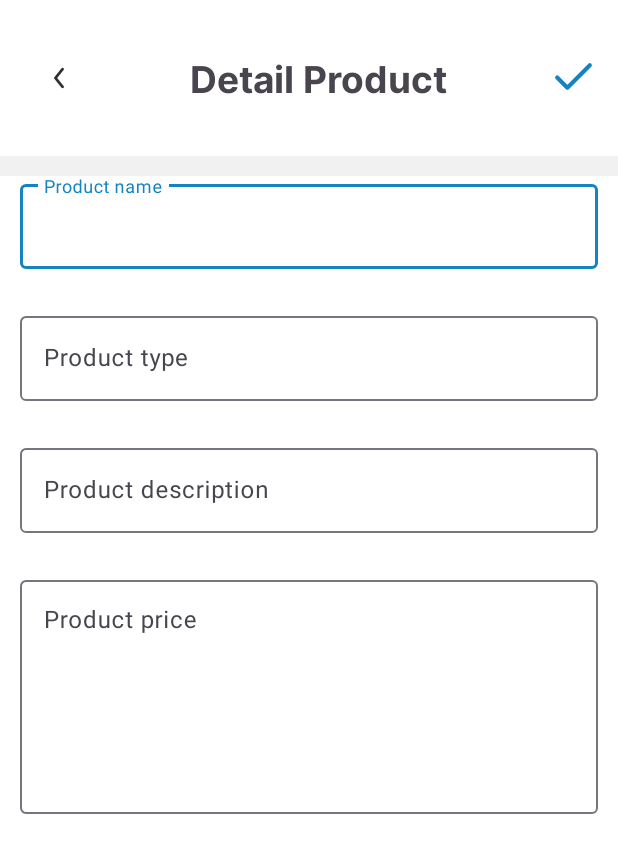
After one commit to truonglam5555/ShoesShop, an Android app: the DetailProductManagerActivity screen opened directly, with no data from a screen before it, on a phone screen of 412 x 824 dp. The commit adds this screen. Shown: the top 853 px of the screen. Run offline under Robolectric (Android 15) with nearby library versions, the phone set to English and light mode, and no system bars; our stand-ins replace CircleImageView, sdp/ssp sizes.

Commit message:
update ui

```diff
--- a/app/src/main/AndroidManifest.xml
+++ b/app/src/main/AndroidManifest.xml
@@ -13,6 +13,9 @@
         android:supportsRtl="true"
         android:theme="@style/Theme.ShoesShop"
         tools:targetApi="31">
+        <activity
+            android:name=".features.admin.product.DetailProductManagerActivity"
+            android:exported="false" />
         <activity
             android:name=".features.admin.orders.DetailBillodersActivity"
             android:exported="false" />
--- /dev/null
+++ b/app/src/main/java/com/example/shoesshop/features/admin/product/DetailProductManagerActivity.kt
@@ -0,0 +1,11 @@
+package com.example.shoesshop.features.admin.product
+
+import com.example.shoesshop.base.BaseActivity
+import com.example.shoesshop.databinding.ActivityDetailProductManagerBinding
+
+class DetailProductManagerActivity :
+    BaseActivity<ActivityDetailProductManagerBinding>(ActivityDetailProductManagerBinding::inflate) {
+    override fun onCreateView() {
+        super.onCreateView()
+    }
+}
--- a/app/src/main/java/com/example/shoesshop/features/main/activity/HomeActivity.kt
+++ b/app/src/main/java/com/example/shoesshop/features/main/activity/HomeActivity.kt
@@ -3,6 +3,7 @@ package com.example.shoesshop.features.main.activity
 import android.annotation.SuppressLint
 import android.content.Intent
 import android.view.MenuItem
+import android.view.View
 import androidx.core.view.GravityCompat
 import androidx.lifecycle.lifecycleScope
 import androidx.viewpager.widget.ViewPager
@@ -60,11 +61,13 @@ class HomeActivity : BaseActivity<ActivityMainBinding>(ActivityMainBinding::infl
                 if (viewPager.currentItem != 1) viewPager.setCurrentItem(1, true)
                 frmFav.refreshAdepter()
                 tvTab.text = getString(R.string.tv_favorite)
+                icIsNoti.visibility = View.GONE
                 tvTabFav.text = getString(R.string.tv_favorite)
                 icMessage.setImageResource(R.drawable.ic_fav_unchecked)
             }
             viewTabCart.clickWithAnimationDebounce {
                 if (viewPager.currentItem != 2) viewPager.setCurrentItem(2, true)
+                icIsNoti.visibility = View.GONE
                 frmCart.refreshCard()
                 tvTab.text = getString(R.string.tv_my_cart)
                 tvTabTabCart.text = getString(R.string.tv_my_cart)
@@ -73,6 +76,7 @@ class HomeActivity : BaseActivity<ActivityMainBinding>(ActivityMainBinding::infl
             }
             viewTabNotifi.clickWithAnimationDebounce {
                 if (viewPager.currentItem != 3) viewPager.setCurrentItem(3, true)
+                icIsNoti.visibility = View.GONE
                 tvTab.text = getString(R.string.tv_notification)
                 tvTabNotifi.text = getString(R.string.tv_notification)
                 icMessage.setImageResource(R.drawable.ic_notification_unchecked)
--- /dev/null
+++ b/app/src/main/res/drawable/check.xml
@@ -0,0 +1,13 @@
+<vector xmlns:android="http://schemas.android.com/apk/res/android"
+    android:width="20dp"
+    android:height="20dp"
+    android:viewportWidth="20"
+    android:viewportHeight="20">
+  <path
+      android:pathData="M16.667,5L7.5,14.167L3.333,10"
+      android:strokeLineJoin="round"
+      android:strokeWidth="1.66667"
+      android:fillColor="#00000000"
+      android:strokeColor="#1483C2"
+      android:strokeLineCap="round"/>
+</vector>
--- a/app/src/main/res/layout/activity_add_product.xml
+++ b/app/src/main/res/layout/activity_add_product.xml
@@ -46,13 +46,13 @@
 
         <ImageView
             android:id="@+id/ic_message"
-            android:layout_width="@dimen/_35sdp"
-            android:layout_height="@dimen/_35sdp"
+            android:layout_width="@dimen/_25sdp"
+            android:layout_height="@dimen/_25sdp"
             android:layout_gravity="end|center"
             android:layout_marginStart="@dimen/_5sdp"
             android:layout_marginEnd="@dimen/_10sdp"
             android:importantForAccessibility="no"
-            android:src="@drawable/ic_add" />
+            android:src="@drawable/check" />
     </LinearLayout>
 
     <LinearLayout
--- /dev/null
+++ b/app/src/main/res/layout/activity_detail_product_manager.xml
@@ -0,0 +1,132 @@
+<?xml version="1.0" encoding="utf-8"?>
+<LinearLayout xmlns:android="http://schemas.android.com/apk/res/android"
+    xmlns:app="http://schemas.android.com/apk/res-auto"
+    android:layout_width="match_parent"
+    android:layout_height="match_parent"
+    android:background="@color/gray"
+    android:orientation="vertical">
+
+    <LinearLayout
+        android:id="@+id/linearLayout2"
+        android:layout_width="match_parent"
+        android:layout_height="@dimen/_80sdp"
+        android:background="@color/white"
+        android:orientation="horizontal"
+        app:layout_constraintEnd_toEndOf="parent"
+        app:layout_constraintStart_toStartOf="parent"
+        app:layout_constraintTop_toTopOf="parent">
+
+        <LinearLayout
+            android:layout_width="wrap_content"
+            android:layout_height="wrap_content"
+            android:orientation="horizontal">
+
+
+        </LinearLayout>
+
+        <de.hdodenhof.circleimageview.CircleImageView
+            android:layout_width="@dimen/_40sdp"
+            android:layout_height="@dimen/_40sdp"
+            android:layout_gravity="center"
+            android:layout_marginStart="@dimen/_10sdp"
+            android:importantForAccessibility="no"
+            android:src="@drawable/ic_back" />
+
+        <TextView
+            android:id="@+id/tv_tab"
+            android:layout_width="0dp"
+            android:layout_height="match_parent"
+            android:layout_weight="1"
+            android:fontFamily="@font/inter_bold"
+            android:gravity="center"
+            android:text="Detail Product"
+            android:textSize="@dimen/_19sdp" />
+
+
+        <ImageView
+            android:id="@+id/ic_message"
+            android:layout_width="@dimen/_25sdp"
+            android:layout_height="@dimen/_25sdp"
+            android:layout_gravity="end|center"
+            android:layout_marginStart="@dimen/_5sdp"
+            android:layout_marginEnd="@dimen/_10sdp"
+            android:importantForAccessibility="no"
+            android:src="@drawable/check" />
+    </LinearLayout>
+
+    <LinearLayout
+        android:layout_width="match_parent"
+        android:layout_height="match_parent"
+        android:layout_marginTop="@dimen/_10sdp"
+        android:background="@color/white"
+        android:orientation="vertical">
+
+        <com.google.android.material.textfield.TextInputLayout
+            android:id="@+id/edt_product"
+            android:layout_width="match_parent"
+            android:layout_height="wrap_content"
+            android:layout_marginStart="@dimen/_10sdp"
+            android:layout_marginEnd="@dimen/_10sdp">
+
+            <com.google.android.material.textfield.TextInputEditText
+                android:layout_width="match_parent"
+                android:layout_height="wrap_content"
+                android:hint="Product name" />
+        </com.google.android.material.textfield.TextInputLayout>
+
+        <com.google.android.material.textfield.TextInputLayout
+            android:id="@+id/edt_product_type"
+            android:layout_marginTop="@dimen/_20sdp"
+            android:layout_width="match_parent"
+            android:layout_height="wrap_content"
+            android:layout_marginStart="@dimen/_10sdp"
+            android:layout_marginEnd="@dimen/_10sdp">
+
+            <com.google.android.material.textfield.TextInputEditText
+                android:layout_width="match_parent"
+                android:layout_height="wrap_content"
+                android:hint="Product type" />
+        </com.google.android.material.textfield.TextInputLayout>
+
+        <com.google.android.material.textfield.TextInputLayout
+            android:id="@+id/edt_size"
+            android:layout_width="match_parent"
+            android:layout_marginTop="@dimen/_20sdp"
+            android:layout_height="wrap_content"
+            android:layout_marginStart="@dimen/_10sdp"
+            android:layout_marginEnd="@dimen/_10sdp">
+
+            <com.google.android.material.textfield.TextInputEditText
+                android:layout_width="match_parent"
+                android:layout_height="wrap_content"
+                android:hint="Product description"
+                android:textColor="@color/gray"
+                android:textColorHint="@color/gray" />
+        </com.google.android.material.textfield.TextInputLayout>
+
+        <com.google.android.material.textfield.TextInputLayout
+            android:id="@+id/edt_price"
+            android:layout_width="match_parent"
+            android:layout_height="@dimen/_140sdp"
+            android:layout_marginTop="@dimen/_20sdp"
+            android:layout_marginStart="@dimen/_10sdp"
+            android:layout_marginEnd="@dimen/_10sdp">
+
+            <com.google.android.material.textfield.TextInputEditText
+                android:layout_width="match_parent"
+                android:layout_height="@dimen/_120sdp"
+                android:hint="Product price"
+                android:textColor="@color/gray"
+                android:gravity="top"
+                android:textColorHint="@color/gray" />
+        </com.google.android.material.textfield.TextInputLayout>
+
+        <androidx.recyclerview.widget.RecyclerView
+            android:id="@+id/recyclerView"
+            android:layout_width="match_parent"
+            android:layout_height="wrap_content"
+            android:layout_marginTop="@dimen/_10sdp"
+            android:orientation="horizontal"
+            app:layoutManager="androidx.recyclerview.widget.LinearLayoutManager" />
+    </LinearLayout>
+</LinearLayout>
```
Also changed, not shown: app/src/main/java/com/example/shoesshop/features/admin/product/AdapterProductManager.kt (+4 -4 lines), app/src/main/java/com/example/shoesshop/features/admin/product/ProductManagerFragment.kt (+10 -3 lines), app/src/main/java/com/example/shoesshop/features/main/favorite/FavoriteFragment.kt (+8 -12 lines), app/src/main/res/drawable/ic_sort.xml (+21 -73 lines), app/src/main/res/layout/fragment_home_manager.xml (+7 -4 lines), app/src/main/res/layout/fragment_orders_manager.xml (+29 -12 lines), app/src/main/res/layout/fragment_product_manager.xml (+8 -5 lines), app/src/main/res/layout/item_product_manager.xml (+9 -10 lines), app/src/main/res/layout/item_user_manager.xml (added, +44 -0 lines).
